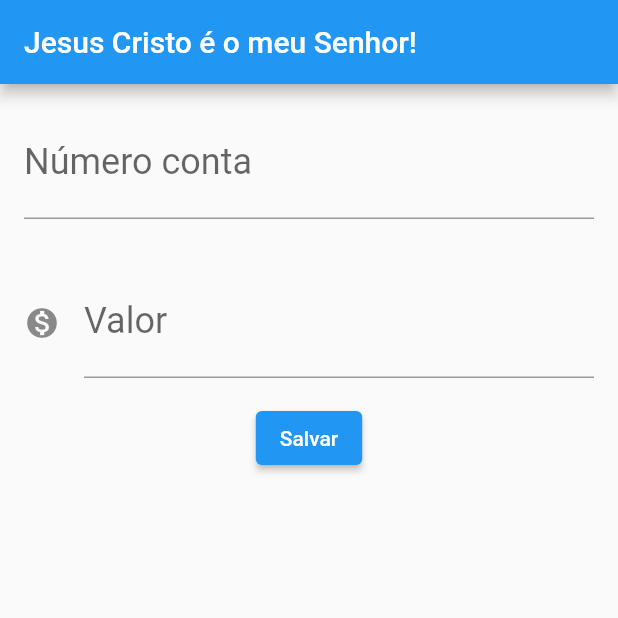
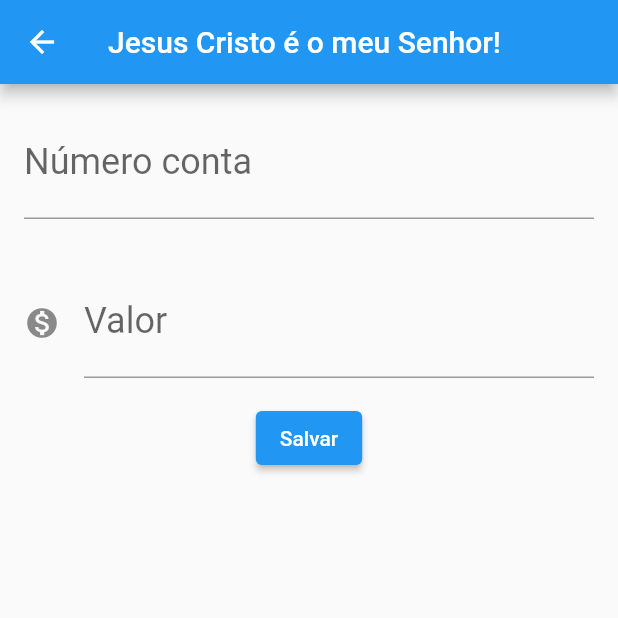
Before and after one commit to O-orion/Flutter, a Flutter app: the formularioTransferencia screen opened directly, after a tap on "Salvar", on a phone screen of 412 x 824 dp, the top half of it. Run offline on Flutter 3.47's test engine with Material 2 defaults, Android fonts, the phone set to English and light mode, and no system bars.

Commit message:
Navegação entre telas

```diff
--- a/lib/main.dart
+++ b/lib/main.dart
@@ -12,7 +12,7 @@ class byteBankApp extends StatelessWidget {
     return MaterialApp(
       home: Scaffold(
         body:
-            formularioTransferencia(), //criando nossa classe responsavel pelo widget de card
+            transferencia(), //criando nossa classe responsavel pelo widget de card
       ), //Indicando uma tela para o material design abri / tela home
     );
   }
@@ -28,38 +28,62 @@ class formularioTransferencia extends StatelessWidget {
         appBar: AppBar(title: Text("Jesus Cristo é o meu Senhor!")),
         body: Column(
           children: [
-            Padding(
-              padding: const EdgeInsets.all(16.0),
-              child: TextField(
-                controller: _controladorCampoConta,
-                style: TextStyle(fontSize: 24.0),
-                decoration: InputDecoration(
-                    labelText: "Número conta", hintText: "0000"),
-                keyboardType: TextInputType.number,
-              ),
+            editor(
+                controlador: this._controladorCampoConta,
+                hint: "1001",
+                rotulo: "Número conta"),
+            editor(
+              controlador: this._controladorCampoValor,
+              hint: "10.00",
+              rotulo: "Valor",
+              icone: Icons.monetization_on,
             ),
-            Padding(
-              padding: const EdgeInsets.all(16.0),
-              child: TextField(
-                controller: _controladorCampoValor,
-                style: TextStyle(fontSize: 24.0),
-                decoration: InputDecoration(
-                    icon: Icon(Icons.monetization_on),
-                    labelText: "Valor",
-                    hintText: "00.00"),
-                keyboardType: TextInputType.number,
-              ),
-            ),
-            ElevatedButton(onPressed: () {
-              final int?  valor = int.tryParse(_controladorCampoValor.text);
-              final int?  conta = int.tryParse(_controladorCampoConta.text);
-              if(valor != null && conta != null){
-                dadosTransferencia(valor, conta);
-                debugPrint("$valor e $conta");
-              }
-            }, child: Text("Salvar"))
+            ElevatedButton(
+              onPressed: () {
+                _criaTransferencia(context);
+              },
+              child: Text("Salvar"),
+            )
           ],
         ));
+  }
+
+  void _criaTransferencia(BuildContext context) {
+    final int? valor = int.tryParse(_controladorCampoValor.text);
+    final int? conta = int.tryParse(_controladorCampoConta.text);
+    if (valor != null && conta != null) {
+      final transferenciaCriada = dadosTransferencia(valor, conta);
+      Navigator.pop(context, transferenciaCriada);
+    }
+  }
+}
+
+class editor extends StatelessWidget {
+  final TextEditingController controlador;
+  final String hint;
+  final String rotulo;
+  final IconData? icone;
+
+  editor(
+      {required this.controlador,
+      required this.hint,
+      required this.rotulo,
+      this.icone});
+
+  @override
+  Widget build(BuildContext context) {
+    return Padding(
+      padding: const EdgeInsets.all(16.0),
+      child: TextField(
+        controller: controlador,
+        style: TextStyle(fontSize: 24.0),
+        decoration: InputDecoration(
+            icon: icone != null ? Icon(icone) : null,
+            labelText: rotulo,
+            hintText: hint),
+        keyboardType: TextInputType.number,
+      ),
+    );
   }
 }
 
@@ -81,7 +105,12 @@ class transferencia extends StatelessWidget {
         ],
       ),
       floatingActionButton: FloatingActionButton(
-        onPressed: () {},
+        onPressed: () {
+          final Future<dadosTransferencia?> future = Navigator.push(context, MaterialPageRoute(builder: (context) {
+            return formularioTransferencia(); //retornando a pagina de formulário
+          }));
+          future.then((transferencia) => debugPrint(transferencia.toString()));
+        },
         child: Icon(Icons.add),
       ),
     ); //Corpo do nosso app
```
